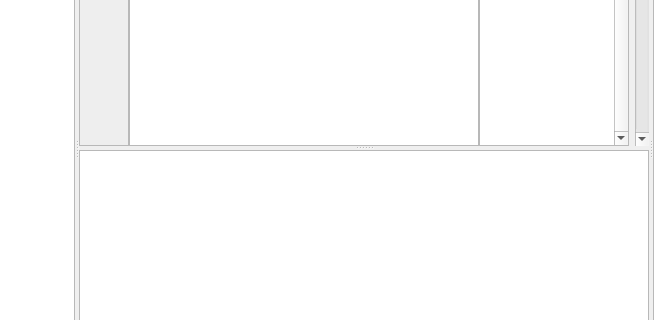
Before: the Qt Designer form wombatsqlite.ui in pjrinaldi/wombatsqlite, drawn with Qt 5; both pictures show x 181 to 841 and y 248 to 568 of the 1132 by 752 pixel window.
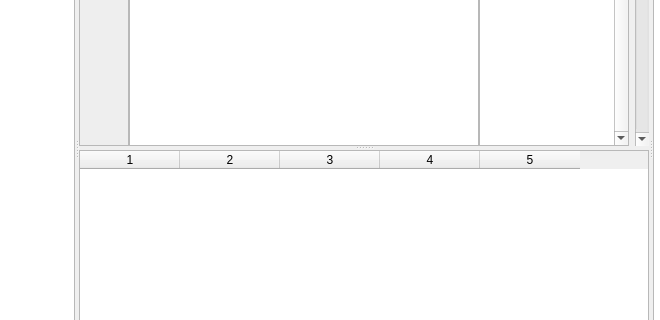
After: the same form once the commit is applied. Icons and pictures are not drawn.

```diff
--- a/wombatsqlite.ui
+++ b/wombatsqlite.ui
@@ -336,6 +336,38 @@
           <verstretch>0</verstretch>
          </sizepolicy>
         </property>
+        <property name="editTriggers">
+         <set>QAbstractItemView::NoEditTriggers</set>
+        </property>
+        <property name="showDropIndicator" stdset="0">
+         <bool>false</bool>
+        </property>
+        <property name="alternatingRowColors">
+         <bool>true</bool>
+        </property>
+        <property name="selectionMode">
+         <enum>QAbstractItemView::SingleSelection</enum>
+        </property>
+        <property name="selectionBehavior">
+         <enum>QAbstractItemView::SelectRows</enum>
+        </property>
+        <property name="cornerButtonEnabled">
+         <bool>false</bool>
+        </property>
+        <property name="rowCount">
+         <number>0</number>
+        </property>
+        <property name="columnCount">
+         <number>5</number>
+        </property>
+        <attribute name="verticalHeaderVisible">
+         <bool>false</bool>
+        </attribute>
+        <column/>
+        <column/>
+        <column/>
+        <column/>
+        <column/>
        </widget>
       </widget>
       <widget class="QTableWidget" name="propwidget">
```
